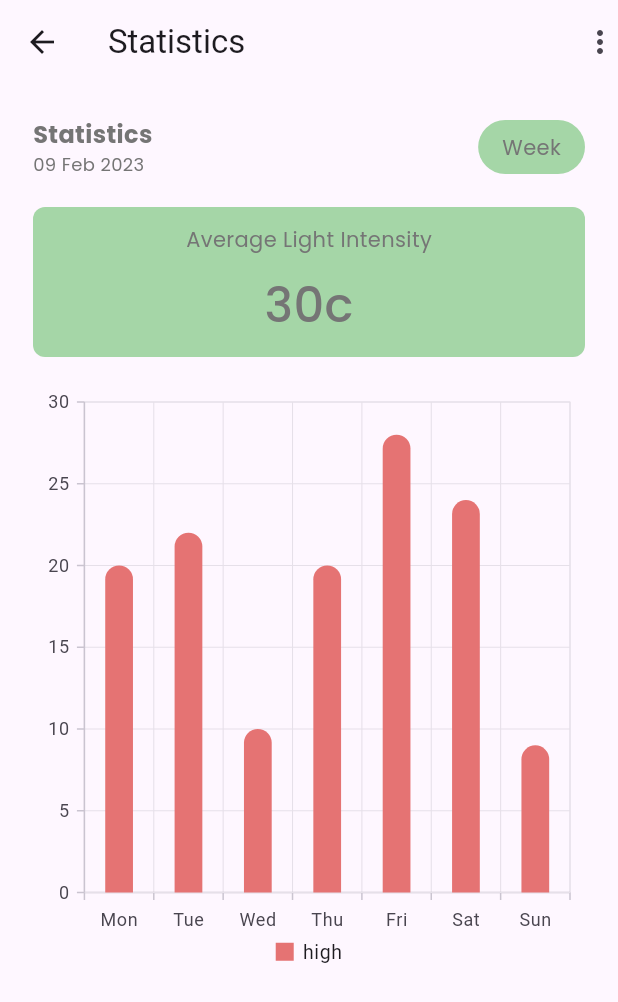
After one commit to donald-88/smart-farm-app, a Flutter app: the screen it shows after launch, on a phone screen of 412 x 824 dp. The commit adds this screen. Shown: the top 1002 px of the screen. Run offline on Flutter 3.47's test engine with Material 2 defaults, Android fonts, the phone set to English and light mode, and no system bars; our stand-ins replace dio, google_fonts, syncfusion_flutter_charts.

Commit message:
created light intensity page

```diff
--- a/smart_farm/lib/main.dart
+++ b/smart_farm/lib/main.dart
@@ -1,6 +1,6 @@
 import 'package:flutter/material.dart';
 import 'package:google_fonts/google_fonts.dart';
-import 'package:smart_farm/pages/statistics.dart';
+import 'package:smart_farm/pages/statistics/light.dart';
 
 void main() {
   runApp(const MyApp());
@@ -25,6 +25,6 @@ class MyApp extends StatelessWidget {
                     color: Colors.white),
                 bodyMedium: GoogleFonts.poppins(
                     fontSize: 14, color: Colors.grey[600]))),
-        home: const Statistics());
+        home: const Light());
   }
 }
--- /dev/null
+++ b/smart_farm/lib/pages/statistics/light.dart
@@ -0,0 +1,112 @@
+import 'package:flutter/material.dart';
+import 'package:google_fonts/google_fonts.dart';
+import 'package:syncfusion_flutter_charts/charts.dart';
+
+class Light extends StatelessWidget {
+  const Light({super.key});
+
+  @override
+  Widget build(BuildContext context) {
+    final List<LightData> barData = [
+      LightData(day: "Mon", light: 20, color: Colors.green),
+      LightData(day: "Tue", light: 22, color: Colors.blue),
+      LightData(day: "Wed", light: 10, color: Colors.red),
+      LightData(day: "Thu", light: 20, color: Colors.yellow),
+      LightData(day: "Fri", light: 28, color: Colors.purple),
+      LightData(day: "Sat", light: 24, color: Colors.orange),
+      LightData(day: "Sun", light: 9, color: Colors.pink),
+    ];
+    final width = MediaQuery.of(context).size.width;
+    final height = MediaQuery.of(context).size.height;
+    return Scaffold(
+      appBar: AppBar(
+        leading: const Icon(Icons.arrow_back),
+        title: const Text("Statistics"),
+        actions: const [Icon(Icons.more_vert)],
+      ),
+      body: Padding(
+        padding: const EdgeInsets.all(22.0),
+        child: Column(
+          children: [
+            Row(
+              mainAxisAlignment: MainAxisAlignment.spaceBetween,
+              children: [
+                Column(
+                  crossAxisAlignment: CrossAxisAlignment.start,
+                  children: [
+                    Text(
+                      "Statistics",
+                      style: GoogleFonts.poppins(
+                          fontSize: 16, fontWeight: FontWeight.bold),
+                    ),
+                    Text(
+                      "09 Feb 2023",
+                      style: GoogleFonts.poppins(fontSize: 12),
+                    )
+                  ],
+                ),
+                Container(
+                  decoration: BoxDecoration(
+                      color: Colors.green[200],
+                      borderRadius:
+                          const BorderRadius.all(Radius.circular(25))),
+                  padding:
+                      const EdgeInsets.symmetric(horizontal: 16, vertical: 8),
+                  child: const Text("Week"),
+                )
+              ],
+            ),
+            const SizedBox(height: 20),
+            Container(
+                width: width,
+                height: 100,
+                decoration: BoxDecoration(
+                    color: Colors.green[200],
+                    borderRadius: const BorderRadius.all(Radius.circular(8))),
+                child: Center(
+                  child: Column(
+                    mainAxisAlignment: MainAxisAlignment.spaceEvenly,
+                    children: [
+                      const Text("Average Light Intensity"),
+                      Text(
+                        "30c",
+                        style: GoogleFonts.poppins(
+                            fontSize: 32, fontWeight: FontWeight.w500),
+                      ),
+                    ],
+                  ),
+                )),
+            const SizedBox(height: 20),
+            SizedBox(
+                height: 400,
+                width: width,
+                child: SfCartesianChart(
+                    legend: Legend(isVisible: true),
+                    primaryXAxis: CategoryAxis(),
+                    series: <ChartSeries<LightData, String>>[
+                      ColumnSeries<LightData, String>(
+                          color: Colors.red[300],
+                          name: "high",
+                          dataSource: barData,
+                          xValueMapper: (LightData light, _) => light.day,
+                          yValueMapper: (LightData light, _) => light.light,
+                          width: 0.4,
+                          yAxisName: "Light Intesity",
+                          xAxisName: "Days",
+                          borderRadius: const BorderRadius.only(
+                              topLeft: Radius.circular(16),
+                              topRight: Radius.circular(16))),
+                    ]))
+          ],
+        ),
+      ),
+    );
+  }
+}
+
+class LightData {
+  LightData({required this.day, required this.light, required this.color});
+  final String day;
+  final double light;
+  final Color color;
+}
```
Also changed, not shown: smart_farm/lib/pages/statistics/temperature.dart (renamed from smart_farm/lib/pages/statistics.dart).
